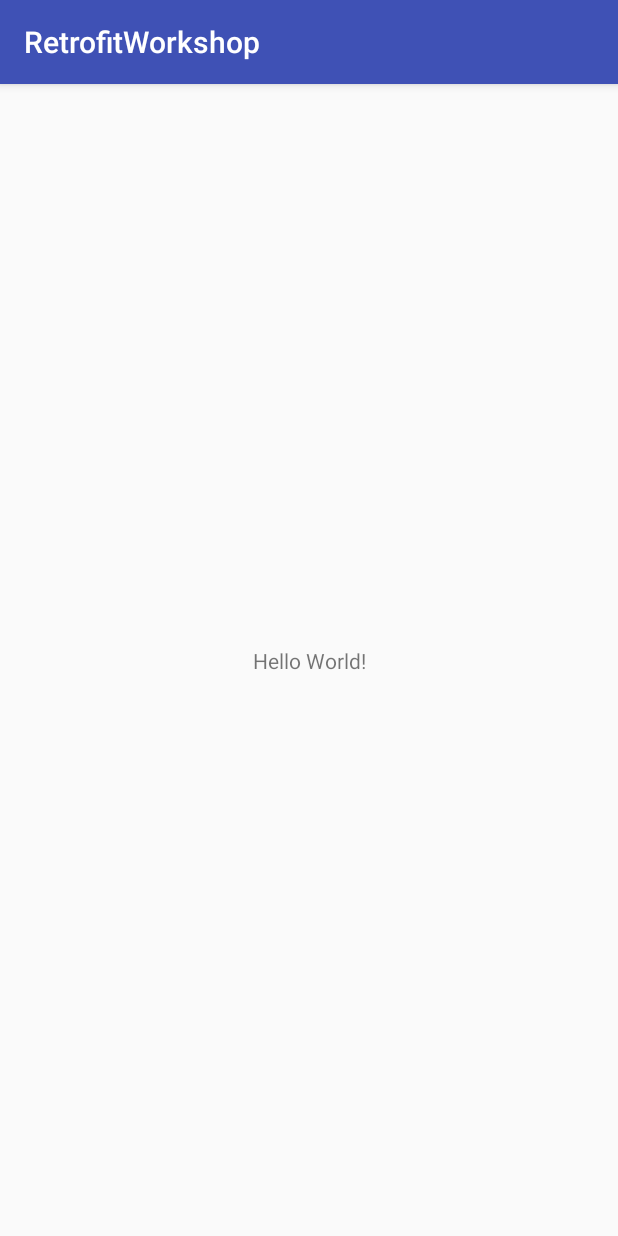
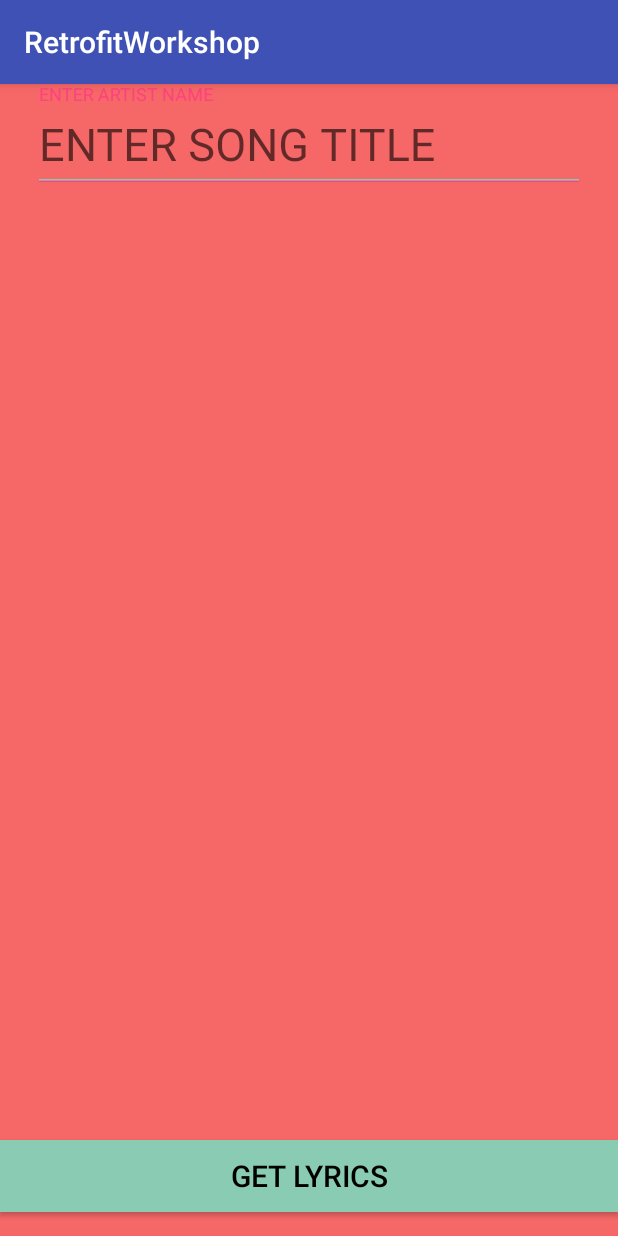
Before and after one commit to TinaBryan/RetrofitWorkshop, an Android app: the screen it shows after launch (MainActivity), on a phone screen of 412 x 824 dp. Run offline under Robolectric (Android 15) with nearby library versions, the phone set to English and light mode, and no system bars; our stand-ins replace ButterKnife.

Commit message:
Working on xml layout

```diff
--- a/app/build.gradle
+++ b/app/build.gradle
@@ -25,4 +25,13 @@ dependencies {
     testImplementation 'junit:junit:4.12'
     androidTestImplementation 'com.android.support.test:runner:1.0.1'
     androidTestImplementation 'com.android.support.test.espresso:espresso-core:3.0.1'
+
+    // Retrofit & OkHttp
+    implementation 'com.squareup.retrofit2:retrofit:2.3.0'
+
+    // JSON Converter
+    implementation 'com.squareup.retrofit2:converter-gson:2.3.0'
+    implementation 'com.jakewharton:butterknife:8.8.1'
+    annotationProcessor 'com.jakewharton:butterknife-compiler:8.8.1'
+    implementation 'com.android.support:design:27.1.1'
 }
--- a/app/src/main/java/com/example/alexandrareinhart/retrofitworkshop/MainActivity.java
+++ b/app/src/main/java/com/example/alexandrareinhart/retrofitworkshop/MainActivity.java
@@ -2,6 +2,8 @@ package com.example.alexandrareinhart.retrofitworkshop;
 
 import android.support.v7.app.AppCompatActivity;
 import android.os.Bundle;
+
+import butterknife.ButterKnife;
 
 public class MainActivity extends AppCompatActivity {
 
@@ -9,5 +11,6 @@ public class MainActivity extends AppCompatActivity {
     protected void onCreate(Bundle savedInstanceState) {
         super.onCreate(savedInstanceState);
         setContentView(R.layout.activity_main);
+        ButterKnife.bind(this);
     }
 }
--- a/app/src/main/res/layout/activity_main.xml
+++ b/app/src/main/res/layout/activity_main.xml
@@ -4,15 +4,59 @@
     xmlns:tools="http://schemas.android.com/tools"
     android:layout_width="match_parent"
     android:layout_height="match_parent"
+    android:background="@color/rust"
     tools:context=".MainActivity">
 
-    <TextView
-        android:layout_width="wrap_content"
+    <android.support.design.widget.TextInputLayout
+        android:id="@+id/artist_layout"
+        android:layout_width="368dp"
         android:layout_height="wrap_content"
-        android:text="Hello World!"
+        app:layout_constraintEnd_toEndOf="parent"
+        app:layout_constraintStart_toStartOf="parent"
+
+        tools:layout_editor_absoluteY="51dp">
+
+        <android.support.design.widget.TextInputEditText
+            android:id="@+id/input_artist_editText"
+            android:layout_width="match_parent"
+            android:layout_height="wrap_content"
+            android:backgroundTint="@color/darkGreen"
+            android:hint="@string/enter_artist_name"
+            android:textColorLink="@color/lightGreen"
+            android:textSize="30sp" />
+    </android.support.design.widget.TextInputLayout>
+
+    <android.support.design.widget.TextInputLayout
+        android:id="@+id/song_layout"
+        android:layout_width="368dp"
+        android:layout_height="wrap_content"
+        app:layout_constraintEnd_toEndOf="parent"
+        app:layout_constraintStart_toStartOf="parent"
+        tools:layout_editor_absoluteY="171dp">
+
+        <android.support.design.widget.TextInputEditText
+            android:id="@+id/input_song_editText"
+            android:layout_width="match_parent"
+            android:layout_height="wrap_content"
+            android:autoText="false"
+            android:backgroundTint="@color/darkGreen"
+            android:foregroundTint="@color/lightGreen"
+            android:hint="@string/enter_song_title"
+            android:textColor="@android:color/black"
+
+            android:textSize="30sp" />
+    </android.support.design.widget.TextInputLayout>
+
+    <Button
+        android:id="@+id/submit_button"
+        android:layout_width="0dp"
+        android:layout_height="wrap_content"
+        android:layout_marginBottom="16dp"
+        android:background="@color/darkGreen"
+        android:text="@string/get_lyrics"
+        android:textColor="@android:color/black"
+        android:textSize="20sp"
         app:layout_constraintBottom_toBottomOf="parent"
-        app:layout_constraintLeft_toLeftOf="parent"
-        app:layout_constraintRight_toRightOf="parent"
-        app:layout_constraintTop_toTopOf="parent" />
-
+        app:layout_constraintEnd_toEndOf="parent"
+        app:layout_constraintStart_toStartOf="parent" />
 </android.support.constraint.ConstraintLayout>
--- a/app/src/main/res/values/colors.xml
+++ b/app/src/main/res/values/colors.xml
@@ -3,4 +3,7 @@
     <color name="colorPrimary">#3F51B5</color>
     <color name="colorPrimaryDark">#303F9F</color>
     <color name="colorAccent">#FF4081</color>
+    <color name="rust">#f66767</color>
+    <color name="darkGreen">#8accb3</color>
+    <color name="lightGreen">#d0ffbd</color>
 </resources>
--- a/app/src/main/res/values/strings.xml
+++ b/app/src/main/res/values/strings.xml
@@ -1,3 +1,6 @@
 <resources>
     <string name="app_name">RetrofitWorkshop</string>
+    <string name="enter_artist_name">ENTER ARTIST NAME</string>
+    <string name="enter_song_title">ENTER SONG TITLE</string>
+    <string name="get_lyrics">GET LYRICS</string>
 </resources>
```
